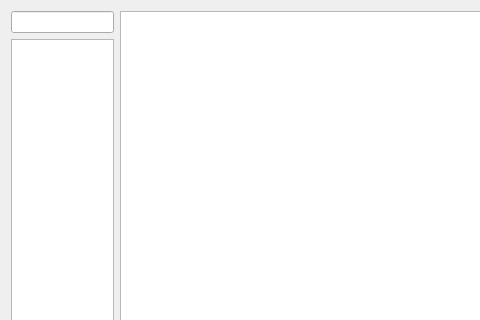
kissofblood/September, file widgetstyle.ui: the form before one commit; both pictures show x 0 to 480 and y 0 to 320 of the 715 by 429 pixel window.
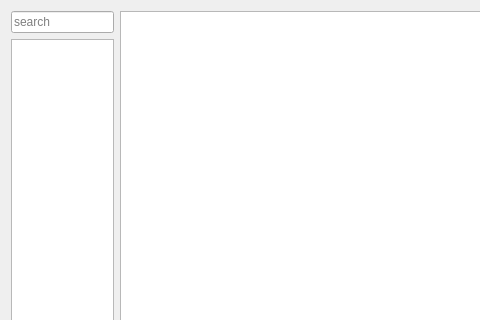
The form after the commit.

The edit to the form file:
```diff
--- a/widgetstyle.ui
+++ b/widgetstyle.ui
@@ -26,6 +26,12 @@
            <height>16777215</height>
           </size>
          </property>
+         <property name="dragEnabled">
+          <bool>true</bool>
+         </property>
+         <property name="placeholderText">
+          <string>search</string>
+         </property>
         </widget>
        </item>
        <item>
```
Left out of the diff: 22 changed lines with no effect on the pictures.
